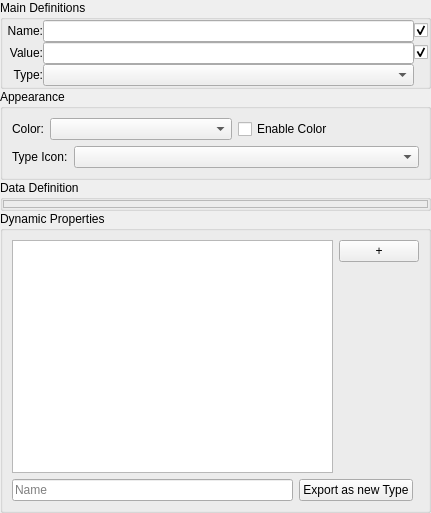
Above: src/Interface/DataPropertiesWidget.ui from KDE/rocs before the change. Below: the same form after it.
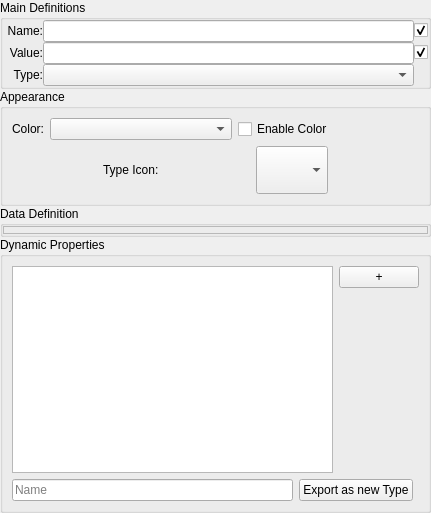
That is the form after the change. Custom widgets are drawn as their Qt base class.

Commit message:
Do not expose internal icon names to user.
FIXED-IN: 4.9

What changed in the file:
```diff
--- a/src/Interface/DataPropertiesWidget.ui
+++ b/src/Interface/DataPropertiesWidget.ui
@@ -220,9 +220,27 @@
         </item>
         <item>
          <widget class="KComboBox" name="dataTypeIcon">
+          <property name="sizePolicy">
+           <sizepolicy hsizetype="Fixed" vsizetype="Fixed">
+            <horstretch>0</horstretch>
+            <verstretch>0</verstretch>
+           </sizepolicy>
+          </property>
+          <property name="minimumSize">
+           <size>
+            <width>48</width>
+            <height>48</height>
+           </size>
+          </property>
           <property name="toolTip">
            <string>Select the icon that is used for all data elements of this type.</string>
           </property>
+          <property name="iconSize">
+           <size>
+            <width>48</width>
+            <height>48</height>
+           </size>
+          </property>
          </widget>
         </item>
        </layout>
```
The commit also changes 2 other files.
